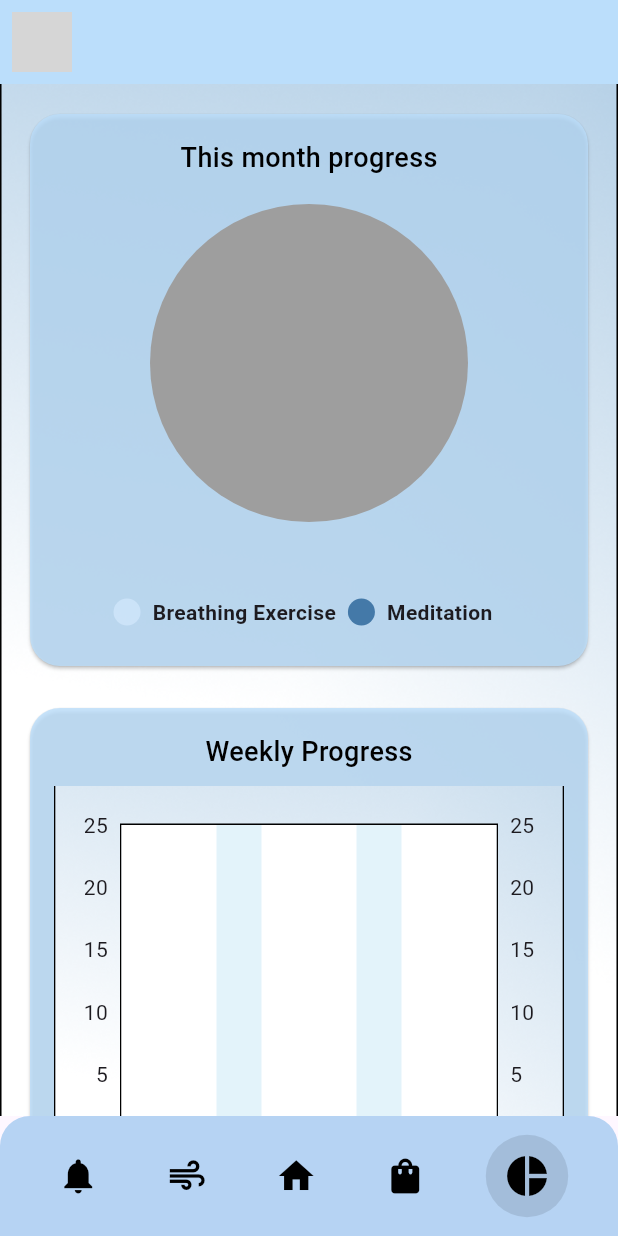
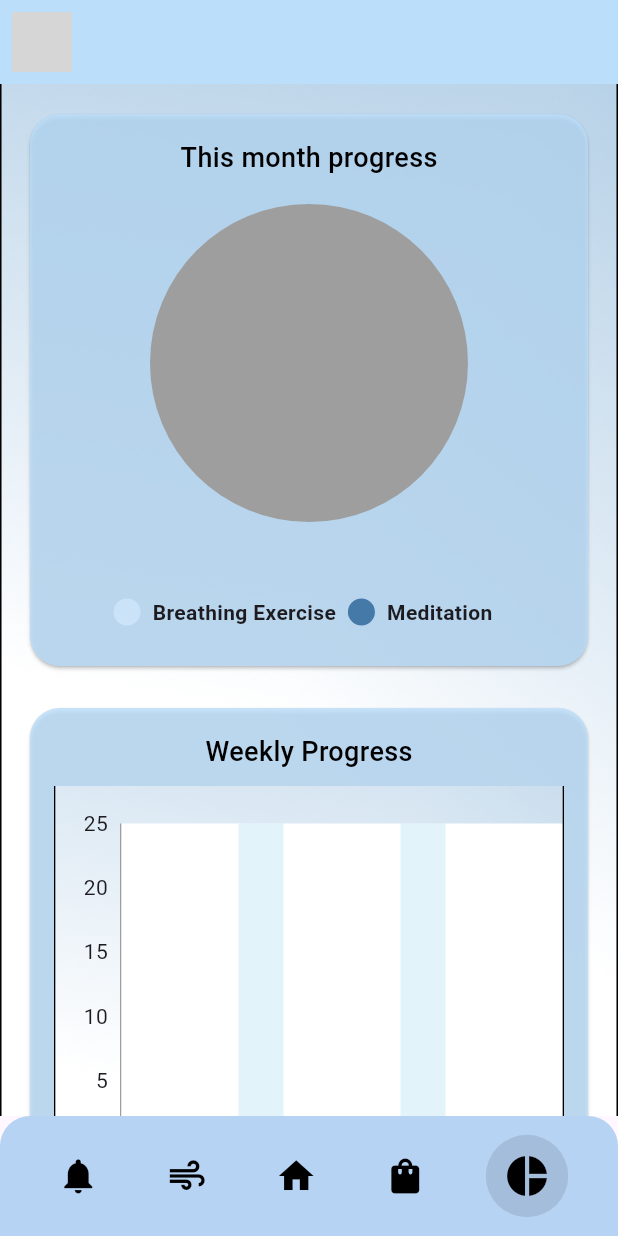
Before and after one commit to Jeditale/Hackaton_PC, a Flutter app: the ProgressPage screen opened directly, on a phone screen of 412 x 824 dp. Run offline on Flutter 3.47's test engine with Material 3 defaults, Android fonts, the light colour scheme and no system bars; drawn by our look-alikes of fl_chart, pie_chart; our stand-ins replace audioplayers, cloud_firestore, firebase_auth, firebase_core, flutter_local_notifications, flutter_spinkit and 2 more; missing offline and left inert: app_settings; accounts and stored records are empty; grey boxes are pictures that could not be loaded.

Commit message:
bar chart edit

```diff
--- a/nirva/lib/Pages/Progress/test_bar.dart
+++ b/nirva/lib/Pages/Progress/test_bar.dart
@@ -120,17 +120,30 @@ class MyBarChart extends StatelessWidget {
         maxY: 25,
         minY: 0,
         gridData: FlGridData(show: false),
-        // borderData: FlBorderData(show: false),
+        borderData: FlBorderData(
+          show: true,
+          border: Border(
+            left: BorderSide(color: Colors.grey, width: 1), // Show the Y-axis border
+            bottom: BorderSide(color: Colors.grey, width: 1), // Show the X-axis border
+            top: BorderSide.none, // Hide the top border
+            right: BorderSide(color: const Color.fromARGB(255, 0, 0, 0), width: 1), // Hide the right border
+          ),
+        ),
         titlesData: FlTitlesData(
           show: true,
           topTitles: AxisTitles(sideTitles: SideTitles(showTitles: false)),
+          rightTitles: AxisTitles(
+            sideTitles: SideTitles(
+              showTitles: false,
+              )
+            ),
           bottomTitles: AxisTitles(
             sideTitles: SideTitles(
               showTitles: true,
               getTitlesWidget: getButtomTitles,
-              reservedSize: 40, // Add space for the titles
-              ),
+              reservedSize: 35,
             ),
+          ),
         ),
         barGroups: myBar.barData
           .map(
--- a/nirva/lib/Pages/progress.dart
+++ b/nirva/lib/Pages/progress.dart
@@ -135,7 +135,7 @@ class _ProgressPageState extends State<ProgressPage> {
                           SizedBox(height: 10),
                           SizedBox(
                             height: 300,
-                            child: MyBarTotal(), // Display the Pie Chart here
+                            child: MyBarTotal(),
                           ),
                         ],
                       ),
```
